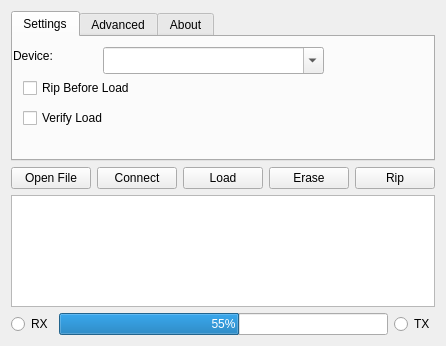
Above: src/freeemsLoader.ui from seank/freeems-loader before the change. Below: the same form after it.
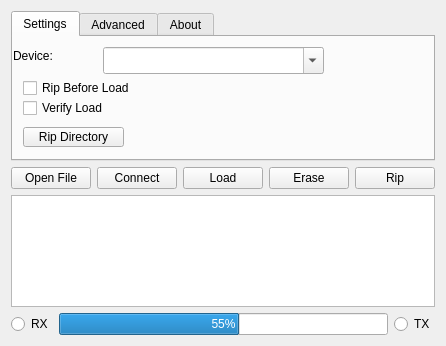
That is the form after the change. Icons and pictures are not drawn.

Commit message: QSettings are now stored in its respective settings file.  A button to set the autoRipDirectory has been added.

What changed in the file:
```diff
--- a/src/freeemsLoader.ui
+++ b/src/freeemsLoader.ui
@@ -78,7 +78,7 @@
        <property name="geometry">
         <rect>
          <x>10</x>
-         <y>70</y>
+         <y>60</y>
          <width>141</width>
          <height>22</height>
         </rect>
@@ -106,6 +106,22 @@
         <pixmap resource="resource-root.qrc">:/images/images/logos.png</pixmap>
        </property>
       </widget>
+      <widget class="QPushButton" name="pushRipDir">
+       <property name="geometry">
+        <rect>
+         <x>10</x>
+         <y>90</y>
+         <width>101</width>
+         <height>20</height>
+        </rect>
+       </property>
+       <property name="styleSheet">
+        <string notr="true">font: 10pt &quot;Bitstream Charter&quot;;</string>
+       </property>
+       <property name="text">
+        <string>Rip Directory</string>
+       </property>
+      </widget>
      </widget>
      <widget class="QWidget" name="tab_2">
       <attribute name="title">
```
Left out of the diff: 21 changed lines with no effect on the pictures. The commit also changes 2 other files.
